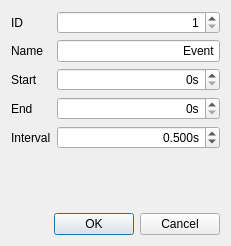
Old version of the form qt4Designer_ui_files/fixedLengthEpochsDialogUi.ui in the repository cibr-jyu/meggie.
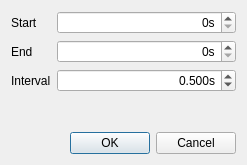
New version of the form.

```diff
--- a/qt4Designer_ui_files/fixedLengthEpochsDialogUi.ui
+++ b/qt4Designer_ui_files/fixedLengthEpochsDialogUi.ui
@@ -6,8 +6,8 @@
    <rect>
     <x>0</x>
     <y>0</y>
-    <width>231</width>
-    <height>246</height>
+    <width>247</width>
+    <height>165</height>
    </rect>
   </property>
   <property name="windowTitle">
@@ -16,14 +16,17 @@
   <layout class="QGridLayout" name="gridLayout">
    <item row="0" column="0">
     <layout class="QFormLayout" name="formLayout">
-     <item row="2" column="0">
+     <property name="fieldGrowthPolicy">
+      <enum>QFormLayout::AllNonFixedFieldsGrow</enum>
+     </property>
+     <item row="0" column="0">
       <widget class="QLabel" name="labelStart">
        <property name="text">
         <string>Start</string>
        </property>
       </widget>
      </item>
-     <item row="2" column="1">
+     <item row="0" column="1">
       <widget class="QSpinBox" name="spinBoxStart">
        <property name="alignment">
         <set>Qt::AlignRight|Qt::AlignTrailing|Qt::AlignVCenter</set>
@@ -33,14 +36,14 @@
        </property>
       </widget>
      </item>
-     <item row="3" column="0">
+     <item row="1" column="0">
       <widget class="QLabel" name="labelEnd">
        <property name="text">
         <string>End</string>
        </property>
       </widget>
      </item>
-     <item row="3" column="1">
+     <item row="1" column="1">
       <widget class="QSpinBox" name="spinBoxEnd">
        <property name="alignment">
         <set>Qt::AlignRight|Qt::AlignTrailing|Qt::AlignVCenter</set>
@@ -50,14 +53,14 @@
        </property>
       </widget>
      </item>
-     <item row="4" column="0">
+     <item row="2" column="0">
       <widget class="QLabel" name="labelInterval">
        <property name="text">
         <string>Interval</string>
        </property>
       </widget>
      </item>
-     <item row="4" column="1">
+     <item row="2" column="1">
       <widget class="QDoubleSpinBox" name="doubleSpinBoxInterval">
        <property name="alignment">
         <set>Qt::AlignRight|Qt::AlignTrailing|Qt::AlignVCenter</set>
@@ -73,46 +76,6 @@
        </property>
       </widget>
      </item>
-     <item row="0" column="0">
-      <widget class="QLabel" name="labelId">
-       <property name="text">
-        <string>ID</string>
-       </property>
-      </widget>
-     </item>
-     <item row="0" column="1">
-      <widget class="QSpinBox" name="spinBoxId">
-       <property name="alignment">
-        <set>Qt::AlignRight|Qt::AlignTrailing|Qt::AlignVCenter</set>
-       </property>
-       <property name="minimum">
-        <number>1</number>
-       </property>
-       <property name="maximum">
-        <number>999999</number>
-       </property>
-       <property name="value">
-        <number>1</number>
-       </property>
-      </widget>
-     </item>
-     <item row="1" column="0">
-      <widget class="QLabel" name="labelName">
-       <property name="text">
-        <string>Name</string>
-       </property>
-      </widget>
-     </item>
-     <item row="1" column="1">
-      <widget class="QLineEdit" name="lineEditName">
-       <property name="text">
-        <string>Event</string>
-       </property>
-       <property name="alignment">
-        <set>Qt::AlignRight|Qt::AlignTrailing|Qt::AlignVCenter</set>
-       </property>
-      </widget>
-     </item>
     </layout>
    </item>
    <item row="1" column="0">
```
Left out of the diff: 2 changed lines with no effect on the pictures.
